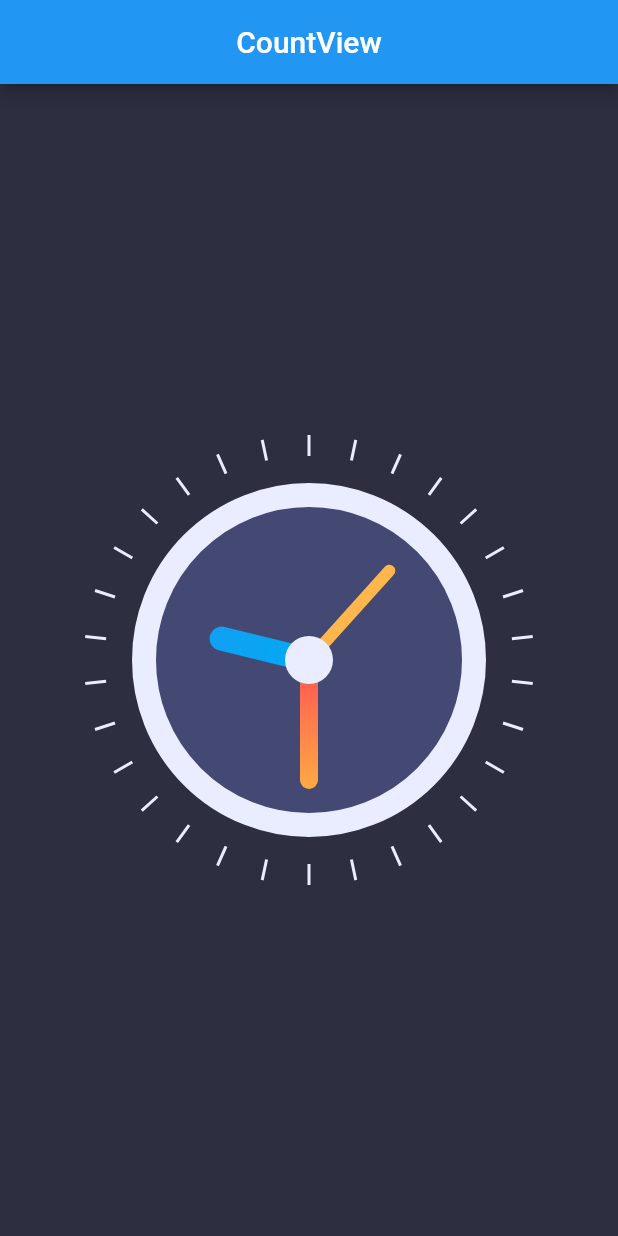
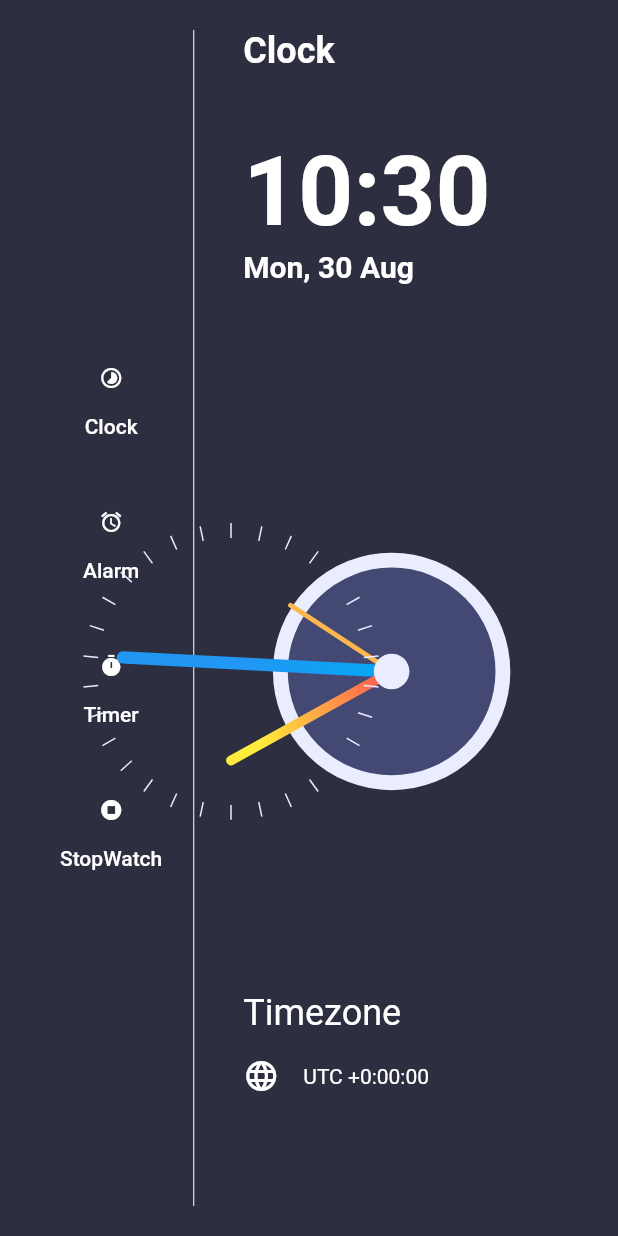
Before and after one commit to Monzim/time_pomodoro, a Flutter app: the screen it shows after launch, on a phone screen of 412 x 824 dp. Run offline on Flutter 3.47's test engine with Material 2 defaults, Android fonts, the phone set to English and light mode, and no system bars; our stand-ins replace get, google_fonts.

Commit message:
Responsive and Menu added

```diff
--- a/lib/app/modules/count/controllers/count_controller.dart
+++ b/lib/app/modules/count/controllers/count_controller.dart
@@ -3,11 +3,14 @@ import 'dart:async';
 import 'package:get/get.dart';
 
 class CountController extends GetxController {
+  final DateTime now = DateTime.now();
+
   @override
   void onInit() {
     Timer.periodic(Duration(seconds: 1), (timer) {
       update();
     });
+
     super.onInit();
   }
 }
--- a/lib/app/modules/count/views/clock_view.dart
+++ b/lib/app/modules/count/views/clock_view.dart
@@ -6,6 +6,10 @@ import 'package:get/get.dart';
 import 'package:time_pomodoro/app/modules/count/controllers/count_controller.dart';
 
 class ClockView extends GetView<CountController> {
+  final double size;
+
+  ClockView({required this.size});
+
   @override
   Widget build(BuildContext context) {
     return GetBuilder<CountController>(
@@ -13,8 +17,8 @@ class ClockView extends GetView<CountController> {
       initState: (_) {},
       builder: (_) {
         return Container(
-          width: 300,
-          height: 300,
+          width: size,
+          height: size,
           child: Transform.rotate(
             angle: -pi / 2,
             child: CustomPaint(
@@ -42,12 +46,12 @@ class ClockPainter extends CustomPainter {
       ..color = Color(0xffeaecff)
       ..style = PaintingStyle.stroke
       ..strokeCap = StrokeCap.butt
-      ..strokeWidth = 2;
+      ..strokeWidth = 1;
 
     var outlineBrush = Paint()
       ..color = Color(0xffeaecff)
       ..style = PaintingStyle.stroke
-      ..strokeWidth = 16;
+      ..strokeWidth = size.width / 20;
 
     var centerDotBrush = Paint()..color = Color(0xffeaecff);
 
@@ -55,43 +59,47 @@ class ClockPainter extends CustomPainter {
       ..color = Colors.orange[300] as Color
       ..style = PaintingStyle.stroke
       ..strokeCap = StrokeCap.round
-      ..strokeWidth = 8;
+      ..strokeWidth = size.width / 60;
 
     var minHandBrush = Paint()
       ..shader = RadialGradient(colors: [Colors.redAccent, Colors.yellow])
           .createShader(Rect.fromCircle(center: center, radius: radius))
       ..style = PaintingStyle.stroke
       ..strokeCap = StrokeCap.round
-      ..strokeWidth = 12;
+      ..strokeWidth = size.width / 30;
 
     var hourHandBrush = Paint()
       ..shader = RadialGradient(colors: [Colors.lightBlue, Colors.blue])
           .createShader(Rect.fromCircle(center: center, radius: radius))
       ..style = PaintingStyle.stroke
       ..strokeCap = StrokeCap.round
-      ..strokeWidth = 16;
+      ..strokeWidth = size.width / 24;
 
-    canvas.drawCircle(center, radius - 40, fillBrush);
-    canvas.drawCircle(center, radius - 40, outlineBrush);
+    canvas.drawCircle(center, radius * 0.75, fillBrush);
+    canvas.drawCircle(center, radius * 0.75, outlineBrush);
 
     var hourHandX = centerX +
-        60 * cos(dateTime.hour * 30 + dateTime.minute * 0.5 * pi / 180);
+        radius *
+            0.4 *
+            cos(dateTime.hour * 30 + dateTime.minute * 0.5 * pi / 180);
     var hourHandY = centerX +
-        60 * sin(dateTime.hour * 30 + dateTime.minute * 0.5 * pi / 180);
+        radius *
+            0.75 *
+            sin(dateTime.hour * 30 + dateTime.minute * 0.5 * pi / 180);
     canvas.drawLine(center, Offset(hourHandX, hourHandY), hourHandBrush);
 
-    var minHandX = centerX + 80 * cos(dateTime.minute * 6 * pi / 180);
-    var minHandY = centerX + 80 * sin(dateTime.minute * 6 * pi / 180);
+    var minHandX = centerX + radius * 0.6 * cos(dateTime.minute * 6 * pi / 180);
+    var minHandY = centerX + radius * 0.6 * sin(dateTime.minute * 6 * pi / 180);
     canvas.drawLine(center, Offset(minHandX, minHandY), minHandBrush);
 
-    var secHandX = centerX + 80 * cos(dateTime.second * 6 * pi / 180);
-    var secHandY = centerX + 80 * sin(dateTime.second * 6 * pi / 180);
+    var secHandX = centerX + radius * 0.6 * cos(dateTime.second * 6 * pi / 180);
+    var secHandY = centerX + radius * 0.6 * sin(dateTime.second * 6 * pi / 180);
     canvas.drawLine(center, Offset(secHandX, secHandY), secHandBrush);
 
-    canvas.drawCircle(center, 16, centerDotBrush);
+    canvas.drawCircle(center, radius * 0.12, centerDotBrush);
 
     var outlineCircleRadius = radius;
-    var innerCircleRadius = radius - 14;
+    var innerCircleRadius = radius * 0.9;
     for (var i = 0; i < 360; i += 12) {
       var x1 = centerX + outlineCircleRadius * cos(i * pi / 180);
       var y1 = centerX + outlineCircleRadius * sin(i * pi / 180);
--- a/lib/app/modules/count/views/count_view.dart
+++ b/lib/app/modules/count/views/count_view.dart
@@ -1,6 +1,7 @@
 import 'package:flutter/material.dart';
 
 import 'package:get/get.dart';
+import 'package:intl/intl.dart';
 import 'package:time_pomodoro/app/modules/count/views/clock_view.dart';
 
 import '../controllers/count_controller.dart';
@@ -8,14 +9,156 @@ import '../controllers/count_controller.dart';
 class CountView extends GetView<CountController> {
   @override
   Widget build(BuildContext context) {
+    var formattedTime = DateFormat('HH:mm').format(controller.now);
+    var formattedDate = DateFormat('EEE, d MMM').format(controller.now);
+    var timeZoneString =
+        controller.now.timeZoneOffset.toString().split('.').first;
+
+    var offsetSign = '';
+    if (!timeZoneString.startsWith('-')) offsetSign = '+';
+    print(timeZoneString);
+
     return Scaffold(
-      appBar: AppBar(
-        title: Text('CountView'),
-        centerTitle: true,
-      ),
       body: Center(
-        child: ClockView(),
+        child: Padding(
+          padding: const EdgeInsets.all(20.0),
+          child: Row(
+            children: [
+              Column(
+                mainAxisAlignment: MainAxisAlignment.center,
+                children: <Widget>[
+                  MenuButton(icon: Icons.timelapse, label: 'Clock'),
+                  MenuButton(icon: Icons.alarm, label: 'Alarm'),
+                  MenuButton(icon: Icons.timer, label: 'Timer'),
+                  MenuButton(icon: Icons.stop_circle, label: 'StopWatch'),
+                ],
+              ),
+              VerticalDivider(
+                color: Colors.white,
+                width: 2,
+              ),
+              Expanded(
+                child: Padding(
+                  padding: const EdgeInsets.symmetric(horizontal: 32),
+                  child: Column(
+                    crossAxisAlignment: CrossAxisAlignment.start,
+                    children: [
+                      Flexible(
+                        flex: 1,
+                        fit: FlexFit.tight,
+                        child: const Text(
+                          'Clock',
+                          textAlign: TextAlign.center,
+                          style: TextStyle(
+                            fontSize: 24,
+                            color: Colors.white,
+                            fontWeight: FontWeight.bold,
+                          ),
+                        ),
+                      ),
+                      Flexible(
+                        flex: 2,
+                        child: Column(
+                          crossAxisAlignment: CrossAxisAlignment.start,
+                          children: [
+                            Text(formattedTime,
+                                textAlign: TextAlign.center,
+                                style: TextStyle(
+                                  fontSize: 64,
+                                  color: Colors.white,
+                                  fontWeight: FontWeight.bold,
+                                )),
+                            Text(formattedDate,
+                                textAlign: TextAlign.center,
+                                style: TextStyle(
+                                  fontSize: 20,
+                                  color: Colors.white,
+                                  fontWeight: FontWeight.bold,
+                                )),
+                          ],
+                        ),
+                      ),
+                      Flexible(
+                        flex: 6,
+                        fit: FlexFit.tight,
+                        child: Align(
+                          alignment: Alignment.centerLeft,
+                          child: ClockView(
+                            size: MediaQuery.of(context).size.height / 2,
+                          ),
+                        ),
+                      ),
+                      Flexible(
+                        flex: 2,
+                        fit: FlexFit.tight,
+                        child: Column(
+                          crossAxisAlignment: CrossAxisAlignment.start,
+                          children: [
+                            const Text('Timezone',
+                                textAlign: TextAlign.center,
+                                style: TextStyle(
+                                  fontSize: 24,
+                                  color: Colors.white,
+                                )),
+                            SizedBox(width: 10, height: 16),
+                            Row(
+                              children: [
+                                Icon(Icons.language, color: Colors.white),
+                                SizedBox(width: 16, height: 10),
+                                Text(
+                                  'UTC ' + offsetSign + timeZoneString,
+                                  textAlign: TextAlign.center,
+                                  style: TextStyle(
+                                    fontSize: 14,
+                                    color: Colors.white,
+                                  ),
+                                ),
+                              ],
+                            ),
+                          ],
+                        ),
+                      ),
+                    ],
+                  ),
+                ),
+              ),
+            ],
+          ),
+        ),
       ),
     );
   }
 }
+
+class MenuButton extends StatelessWidget {
+  const MenuButton({
+    Key? key,
+    required this.label,
+    required this.icon,
+  }) : super(key: key);
+
+  final String label;
+  final IconData icon;
+  @override
+  Widget build(BuildContext context) {
+    return Padding(
+      padding: const EdgeInsets.symmetric(vertical: 16, horizontal: 12),
+      child: TextButton(
+          onPressed: () {},
+          child: Column(
+            children: <Widget>[
+              Icon(
+                icon,
+                color: Colors.white,
+                size: 16,
+              ),
+              SizedBox(width: 10, height: 16),
+              Text(
+                label,
+                style: TextStyle(color: Colors.white, fontSize: 14),
+              ),
+            ],
+          )),
+    );
+  }
+}
```
Also changed, not shown: pubspec.yaml (+5 -4 lines), pubspec.lock.
